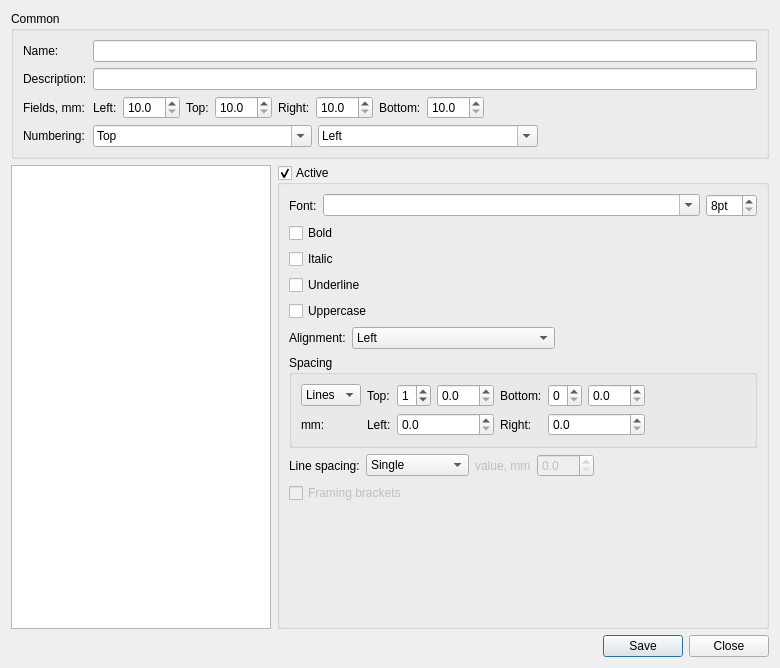
First picture: the form in src/bin/Scenarist/UserInterfaceLayer/Settings/TemplateDialog.ui, repository dimkanovikov/KITScenarist, before the edit.
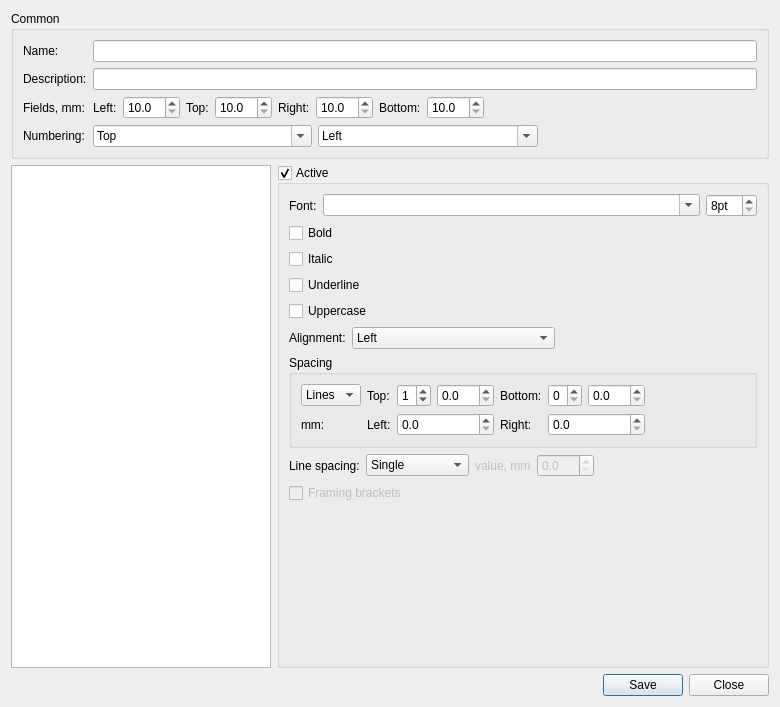
Second picture: the form after the edit.

Commit message: Save review colors used in last session

What changed in the file:
```diff
--- a/src/bin/Scenarist/UserInterfaceLayer/Settings/TemplateDialog.ui
+++ b/src/bin/Scenarist/UserInterfaceLayer/Settings/TemplateDialog.ui
@@ -7,7 +7,7 @@
     <x>0</x>
     <y>0</y>
     <width>780</width>
-    <height>668</height>
+    <height>707</height>
    </rect>
   </property>
   <property name="windowTitle">
```
Left out of the diff: 170 changed lines with no effect on the pictures. The commit also changes 2 other files.
